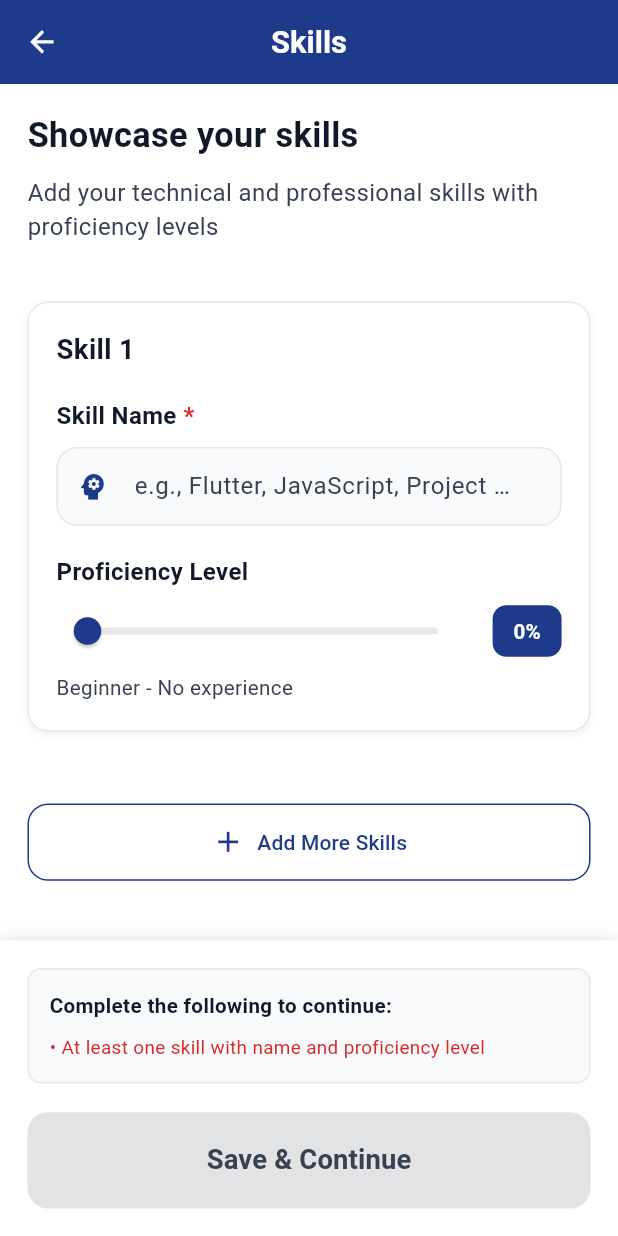
After one commit to 420saqii/resume_builder_new, a Flutter app: the SkillsScreen screen opened by its route, on a phone screen of 412 x 824 dp. The commit adds this screen. Run offline on Flutter 3.47's test engine with Material 3 defaults, Android fonts, the phone set to English and light mode, and no system bars; our stand-ins replace firebase_auth, firebase_core, flutter_screenutil, get, get_storage, google_sign_in and 1 more; accounts and stored records are empty.

Commit message:
3rd section of getting Skills details done dated 3 august 12:35 AM

```diff
--- a/lib/constants/routes.dart
+++ b/lib/constants/routes.dart
@@ -7,6 +7,7 @@ class Routes {
   static const String selectDesign = '/select-design';
   static const String personalDetails = '/personal-details';
   static const String education = '/education';
+  static const String skills = '/skills';
 
   // Add more routes here as the app grows
   // static const String profile = '/profile';
--- a/lib/main.dart
+++ b/lib/main.dart
@@ -14,6 +14,7 @@ import 'modules/auth_module/controller/auth_controller.dart';
 import 'modules/create_resume_module/ui/select_design.dart';
 import 'modules/create_resume_module/ui/personal_details_screen.dart';
 import 'modules/create_resume_module/ui/education_screen.dart';
+import 'modules/create_resume_module/ui/skills_screen.dart';
 
 void main() async {
   WidgetsFlutterBinding.ensureInitialized();
@@ -103,6 +104,7 @@ class MyApp extends StatelessWidget {
                 page: () => const PersonalDetailsScreen()),
             GetPage(
                 name: Routes.education, page: () => const EducationScreen()),
+            GetPage(name: Routes.skills, page: () => const SkillsScreen()),
           ],
         );
       },
--- /dev/null
+++ b/lib/models/education_model.dart
@@ -0,0 +1,42 @@
+class Education {
+  String? degree;
+  String? institution;
+  String? startYear;
+  String? endYear;
+
+  Education({
+    this.degree,
+    this.institution,
+    this.startYear,
+    this.endYear,
+  });
+
+  Map<String, dynamic> toJson() {
+    return {
+      'degree': degree,
+      'institution': institution,
+      'startYear': startYear,
+      'endYear': endYear,
+    };
+  }
+
+  factory Education.fromJson(Map<String, dynamic> json) {
+    return Education(
+      degree: json['degree'],
+      institution: json['institution'],
+      startYear: json['startYear'],
+      endYear: json['endYear'],
+    );
+  }
+
+  bool get isValid {
+    return degree != null &&
+        degree!.isNotEmpty &&
+        institution != null &&
+        institution!.isNotEmpty &&
+        startYear != null &&
+        startYear!.isNotEmpty &&
+        endYear != null &&
+        endYear!.isNotEmpty;
+  }
+}
--- /dev/null
+++ b/lib/models/skill_model.dart
@@ -0,0 +1,31 @@
+class Skill {
+  String? skillName;
+  int? proficiencyLevel; // Percentage (0-100)
+
+  Skill({
+    this.skillName,
+    this.proficiencyLevel,
+  });
+
+  Map<String, dynamic> toJson() {
+    return {
+      'skillName': skillName,
+      'proficiencyLevel': proficiencyLevel,
+    };
+  }
+
+  factory Skill.fromJson(Map<String, dynamic> json) {
+    return Skill(
+      skillName: json['skillName'],
+      proficiencyLevel: json['proficiencyLevel'],
+    );
+  }
+
+  bool get isValid {
+    return skillName != null &&
+        skillName!.isNotEmpty &&
+        proficiencyLevel != null &&
+        proficiencyLevel! >= 1 &&
+        proficiencyLevel! <= 100;
+  }
+}
--- a/lib/modules/create_resume_module/controller/education_controller.dart
+++ b/lib/modules/create_resume_module/controller/education_controller.dart
@@ -1,6 +1,7 @@
 import 'package:flutter/material.dart';
 import 'package:get/get.dart';
 import '../../../models/education_model.dart';
+import '../../../constants/routes.dart';
 
 class EducationController extends GetxController {
   final formKey = GlobalKey<FormState>();
@@ -138,9 +139,6 @@ class EducationController extends GetxController {
         colorText: Colors.white,
         duration: const Duration(seconds: 2),
       );
-
-      // TODO: Navigate to next screen (experience details)
-      // Get.toNamed(Routes.experienceDetails);
     } catch (e) {
       Get.snackbar(
         'Error',
@@ -149,8 +147,24 @@ class EducationController extends GetxController {
         backgroundColor: Colors.red,
         colorText: Colors.white,
       );
+      isLoading.value = false;
+      return;
     } finally {
       isLoading.value = false;
     }
+
+    // Navigate to skills screen (outside try-catch to avoid navigation errors)
+    try {
+      Get.toNamed(Routes.skills);
+    } catch (e) {
+      print('Navigation error: $e');
+      Get.snackbar(
+        'Navigation Error',
+        'Failed to navigate to skills screen',
+        snackPosition: SnackPosition.BOTTOM,
+        backgroundColor: Colors.red,
+        colorText: Colors.white,
+      );
+    }
   }
 }
--- /dev/null
+++ b/lib/modules/create_resume_module/controller/skills_controller.dart
@@ -0,0 +1,121 @@
+import 'package:flutter/material.dart';
+import 'package:get/get.dart';
+import '../../../models/skill_model.dart';
+
+class SkillsController extends GetxController {
+  final formKey = GlobalKey<FormState>();
+
+  // Observable variables
+  final RxList<Skill> skillsList = <Skill>[].obs;
+  final RxBool isLoading = false.obs;
+
+  @override
+  void onInit() {
+    super.onInit();
+    // Add first skill entry by default
+    addSkill();
+  }
+
+  // Computed property to check if form is complete
+  bool get isFormComplete {
+    return skillsList.isNotEmpty && skillsList.every((skill) => skill.isValid);
+  }
+
+  // Check if can add more skills
+  bool get canAddMore {
+    return skillsList.length < 6;
+  }
+
+  // Add new skill entry
+  void addSkill() {
+    if (canAddMore) {
+      skillsList.add(Skill());
+    }
+  }
+
+  // Remove skill entry
+  void removeSkill(int index) {
+    if (skillsList.length > 1) {
+      skillsList.removeAt(index);
+    }
+  }
+
+  // Update skill entry
+  void updateSkill(int index, Skill skill) {
+    if (index < skillsList.length) {
+      skillsList[index] = skill;
+    }
+  }
+
+  // Validation functions
+  String? validateSkillName(String? value) {
+    if (value == null || value.trim().isEmpty) {
+      return 'Skill name is required';
+    }
+    if (value.trim().length < 2) {
+      return 'Skill name must be at least 2 characters';
+    }
+    if (value.trim().length > 50) {
+      return 'Skill name is too long (max 50 characters)';
+    }
+    return null;
+  }
+
+  String? validateProficiencyLevel(String? value) {
+    if (value == null || value.trim().isEmpty) {
+      return 'Proficiency level is required';
+    }
+
+    int? level = int.tryParse(value.trim());
+    if (level == null) {
+      return 'Please enter a valid number';
+    }
+
+    if (level < 1 || level > 100) {
+      return 'Proficiency level must be between 1 and 100';
+    }
+
+    return null;
+  }
+
+  // Save skills details
+  Future<void> saveSkills() async {
+    if (!isFormComplete) {
+      Get.snackbar(
+        'Validation Error',
+        'Please fill in all required fields correctly',
+        snackPosition: SnackPosition.BOTTOM,
+        backgroundColor: Colors.red,
+        colorText: Colors.white,
+      );
+      return;
+    }
+
+    isLoading.value = true;
+
+    try {
+      // TODO: Save to storage or send to next screen
+      Get.snackbar(
+        'Success',
+        'Skills saved successfully! Moving to next step...',
+        snackPosition: SnackPosition.BOTTOM,
+        backgroundColor: Colors.green,
+        colorText: Colors.white,
+        duration: const Duration(seconds: 2),
+      );
+
+      // TODO: Navigate to next screen (experience details)
+      // Get.toNamed(Routes.experienceDetails);
+    } catch (e) {
+      Get.snackbar(
+        'Error',
+        'Failed to save skills',
+        snackPosition: SnackPosition.BOTTOM,
+        backgroundColor: Colors.red,
+        colorText: Colors.white,
+      );
+    } finally {
+      isLoading.value = false;
+    }
+  }
+}
--- /dev/null
+++ b/lib/modules/create_resume_module/ui/skills_screen.dart
@@ -0,0 +1,343 @@
+import 'package:flutter/material.dart';
+import 'package:flutter_screenutil/flutter_screenutil.dart';
+import 'package:get/get.dart';
+import '../../../constants/colors.dart';
+import '../controller/skills_controller.dart';
+import '../../../widgets/custom_text_field.dart';
+import '../../../models/skill_model.dart';
+
+class SkillsScreen extends StatelessWidget {
+  const SkillsScreen({super.key});
+
+  @override
+  Widget build(BuildContext context) {
+    final SkillsController controller = Get.put(SkillsController());
+
+    return Scaffold(
+      appBar: AppBar(
+        title: Text(
+          'Skills',
+          style: TextStyle(
+            fontSize: 18.sp,
+            fontWeight: FontWeight.bold,
+          ),
+        ),
+        leading: IconButton(
+          icon: Icon(Icons.arrow_back, size: 20.sp),
+          onPressed: () => Get.back(),
+        ),
+      ),
+      body: GestureDetector(
+        onTap: () {
+          // Dismiss keyboard when tapping outside
+          FocusScope.of(context).unfocus();
+        },
+        child: Obx(() => controller.isLoading.value
+            ? const Center(child: CircularProgressIndicator())
+            : Column(
+                children: [
+                  Expanded(
+                    child: SingleChildScrollView(
+                      padding: EdgeInsets.all(16.w),
+                      child: Form(
+                        key: controller.formKey,
+                        child: Column(
+                          crossAxisAlignment: CrossAxisAlignment.start,
+                          children: [
+                            // Header
+                            Text(
+                              'Showcase your skills',
+                              style: TextStyle(
+                                fontSize: 20.sp,
+                                fontWeight: FontWeight.bold,
+                                color: AppColors.primaryText,
+                              ),
+                            ),
+                            SizedBox(height: 8.h),
+                            Text(
+                              'Add your technical and professional skills with proficiency levels',
+                              style: TextStyle(
+                                fontSize: 14.sp,
+                                color: AppColors.secondaryText,
+                              ),
+                            ),
+                            SizedBox(height: 32.h),
+
+                            // Skills Entries
+                            if (controller.skillsList.isNotEmpty)
+                              ...controller.skillsList
+                                  .asMap()
+                                  .entries
+                                  .map((entry) {
+                                int index = entry.key;
+                                Skill skill = entry.value;
+                                return _buildSkillEntry(
+                                    controller, index, skill, context);
+                              }).toList(),
+
+                            SizedBox(height: 20.h),
+
+                            // Add More Button
+                            if (controller.canAddMore)
+                              SizedBox(
+                                width: double.infinity,
+                                child: OutlinedButton.icon(
+                                  onPressed: controller.addSkill,
+                                  icon: Icon(Icons.add, size: 20.sp),
+                                  label: Text('Add More Skills'),
+                                  style: OutlinedButton.styleFrom(
+                                    padding: EdgeInsets.symmetric(
+                                      horizontal: 24.w,
+                                      vertical: 12.h,
+                                    ),
+                                    shape: RoundedRectangleBorder(
+                                      borderRadius: BorderRadius.circular(12.r),
+                                    ),
+                                    side: BorderSide(
+                                        color: AppColors.primaryBlue),
+                                  ),
+                                ),
+                              ),
+                          ],
+                        ),
+                      ),
+                    ),
+                  ),
+
+                  // Save Button at bottom
+                  Container(
+                    padding: EdgeInsets.all(16.w),
+                    decoration: BoxDecoration(
+                      color: AppColors.white,
+                      boxShadow: [
+                        BoxShadow(
+                          color: AppColors.shadow.withOpacity(0.1),
+                          blurRadius: 8,
+                          offset: const Offset(0, -2),
+                        ),
+                      ],
+                    ),
+                    child: Column(
+                      children: [
+                        // Show what's missing when button is disabled
+                        if (!controller.isFormComplete) ...[
+                          Container(
+                            width: double.infinity,
+                            padding: EdgeInsets.all(12.w),
+                            decoration: BoxDecoration(
+                              color: AppColors.secondaryBackground,
+                              borderRadius: BorderRadius.circular(8.r),
+                              border: Border.all(
+                                color: AppColors.primaryBorder,
+                                width: 1,
+                              ),
+                            ),
+                            child: Column(
+                              crossAxisAlignment: CrossAxisAlignment.start,
+                              children: [
+                                Text(
+                                  'Complete the following to continue:',
+                                  style: TextStyle(
+                                    fontSize: 12.sp,
+                                    fontWeight: FontWeight.w600,
+                                    color: AppColors.primaryText,
+                                  ),
+                                ),
+                                SizedBox(height: 8.h),
+                                Text(
+                                  '• At least one skill with name and proficiency level',
+                                  style: TextStyle(
+                                    fontSize: 11.sp,
+                                    color: AppColors.error,
+                                  ),
+                                ),
+                              ],
+                            ),
+                          ),
+                          SizedBox(height: 16.h),
+                        ],
+                        SizedBox(
+                          width: double.infinity,
+                          child: ElevatedButton(
+                            onPressed: controller.isFormComplete
+                                ? controller.saveSkills
+                                : null,
+                            style: ElevatedButton.styleFrom(
+                              padding: EdgeInsets.symmetric(
+                                horizontal: 24.w,
+                                vertical: 16.h,
+                              ),
+                              shape: RoundedRectangleBorder(
+                                borderRadius: BorderRadius.circular(12.r),
+                              ),
+                              backgroundColor: controller.isFormComplete
+                                  ? AppColors.primaryBlue
+                                  : AppColors.primaryBorder,
+                            ),
+                            child: Text(
+                              'Save & Continue',
+                              style: TextStyle(
+                                fontSize: 16.sp,
+                                fontWeight: FontWeight.w600,
+                                color: controller.isFormComplete
+                                    ? AppColors.white
+                                    : AppColors.secondaryText,
+                              ),
+                            ),
+                          ),
+                        ),
+                      ],
+                    ),
+                  ),
+                ],
+              )),
+      ),
+    );
+  }
+
+  Widget _buildSkillEntry(SkillsController controller, int index, Skill skill,
+      BuildContext context) {
+    return Container(
+      margin: EdgeInsets.only(bottom: 20.h),
+      padding: EdgeInsets.all(16.w),
+      decoration: BoxDecoration(
+        color: AppColors.white,
+        borderRadius: BorderRadius.circular(12.r),
+        border: Border.all(
+          color: AppColors.primaryBorder,
+          width: 1,
+        ),
+        boxShadow: [
+          BoxShadow(
+            color: AppColors.shadow.withOpacity(0.05),
+            blurRadius: 4,
+            offset: const Offset(0, 2),
+          ),
+        ],
+      ),
+      child: Column(
+        crossAxisAlignment: CrossAxisAlignment.start,
+        children: [
+          // Header with remove button
+          Row(
+            children: [
+              Text(
+                'Skill ${index + 1}',
+                style: TextStyle(
+                  fontSize: 16.sp,
+                  fontWeight: FontWeight.bold,
+                  color: AppColors.primaryText,
+                ),
+              ),
+              Spacer(),
+              if (controller.skillsList.length > 1)
+                IconButton(
+                  onPressed: () => controller.removeSkill(index),
+                  icon: Icon(
+                    Icons.delete_outline,
+                    size: 20.sp,
+                    color: AppColors.error,
+                  ),
+                ),
+            ],
+          ),
+          SizedBox(height: 16.h),
+
+          // Skill Name Field
+          CustomTextField(
+            label: 'Skill Name',
+            hint: 'e.g., Flutter, JavaScript, Project Management',
+            isRequired: true,
+            validator: controller.validateSkillName,
+            prefixIcon: Icon(
+              Icons.psychology,
+              size: 20.sp,
+              color: AppColors.primaryBlue,
+            ),
+            onChanged: (value) {
+              skill.skillName = value;
+              controller.updateSkill(index, skill);
+            },
+          ),
+          SizedBox(height: 16.h),
+
+          // Proficiency Level Section
+          Text(
+            'Proficiency Level',
+            style: TextStyle(
+              fontSize: 14.sp,
+              fontWeight: FontWeight.w600,
+              color: AppColors.primaryText,
+            ),
+          ),
+          SizedBox(height: 8.h),
+
+          // Slider with percentage display
+          Row(
+            children: [
+              Expanded(
+                child: SliderTheme(
+                  data: SliderTheme.of(context).copyWith(
+                    activeTrackColor: AppColors.primaryBlue,
+                    inactiveTrackColor: AppColors.primaryBorder,
+                    thumbColor: AppColors.primaryBlue,
+                    overlayColor: AppColors.primaryBlue.withOpacity(0.2),
+                    trackHeight: 4.h,
+                    thumbShape: RoundSliderThumbShape(enabledThumbRadius: 8.r),
+                    overlayShape: RoundSliderOverlayShape(overlayRadius: 16.r),
+                  ),
+                  child: Slider(
+                    value: (skill.proficiencyLevel ?? 0).toDouble(),
+                    min: 0.0,
+                    max: 100.0,
+                    divisions: 100,
+                    label: '${skill.proficiencyLevel ?? 0}%',
+                    onChanged: (value) {
+                      skill.proficiencyLevel = value.round();
+                      controller.updateSkill(index, skill);
+                    },
+                  ),
+                ),
+              ),
+              SizedBox(width: 16.w),
+              Container(
+                padding: EdgeInsets.symmetric(horizontal: 12.w, vertical: 6.h),
+                decoration: BoxDecoration(
+                  color: AppColors.primaryBlue,
+                  borderRadius: BorderRadius.circular(8.r),
+                ),
+                child: Text(
+                  '${skill.proficiencyLevel ?? 0}%',
+                  style: TextStyle(
+                    fontSize: 12.sp,
+                    fontWeight: FontWeight.bold,
+                    color: AppColors.white,
+                  ),
+                ),
+              ),
+            ],
+          ),
+
+          // Proficiency level description
+          SizedBox(height: 8.h),
+          Text(
+            _getProficiencyDescription(skill.proficiencyLevel ?? 0),
+            style: TextStyle(
+              fontSize: 12.sp,
+              color: AppColors.secondaryText,
+            ),
+          ),
+        ],
+      ),
+    );
+  }
+
+  String _getProficiencyDescription(int level) {
+    if (level == 0) return 'Beginner - No experience';
+    if (level <= 25) return 'Beginner - Basic understanding';
+    if (level <= 50) return 'Intermediate - Some experience';
+    if (level <= 75) return 'Advanced - Good experience';
+    if (level <= 90) return 'Expert - Extensive experience';
+    return 'Master - Exceptional expertise';
+  }
+}
```
